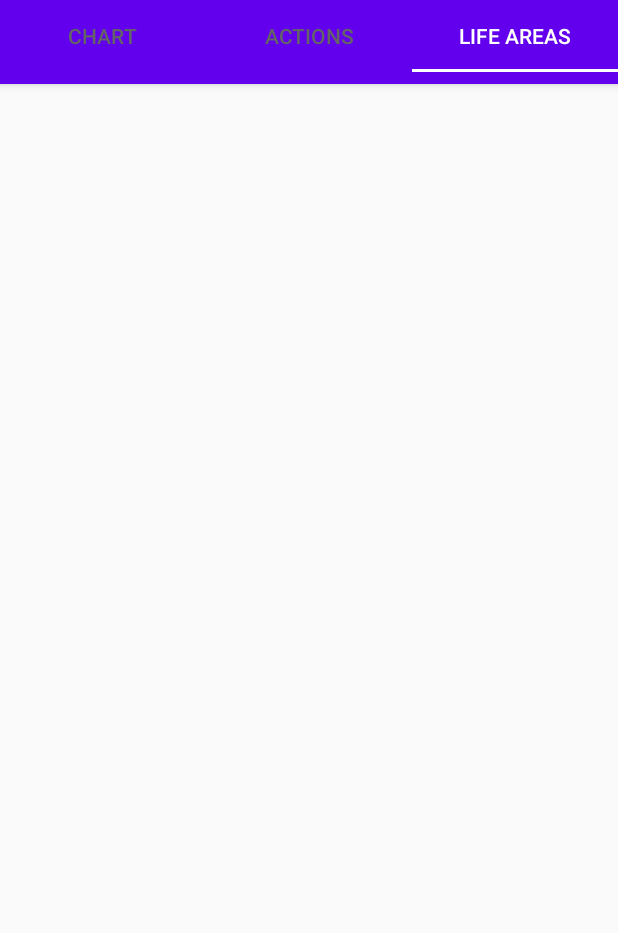
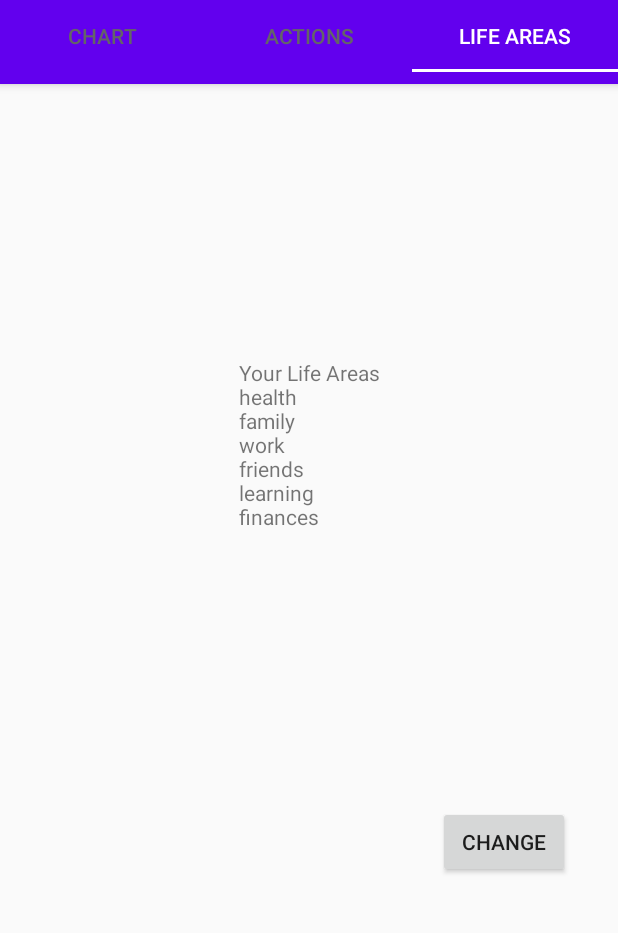
Before and after one commit to TaraPhelan/Assign5, an Android app: the screen it shows after launch (MainActivity), tab 3 chosen, on a phone screen of 412 x 824 dp, the part 84-1017 px from its top. Run offline under Robolectric (Android 15) with nearby library versions, the phone set to English and light mode, and no system bars.

Commit message:
Life Areas tab functionality completed

```diff
--- a/app/src/main/res/layout/fragment_life_areas.xml
+++ b/app/src/main/res/layout/fragment_life_areas.xml
@@ -1,9 +1,124 @@
 <?xml version="1.0" encoding="utf-8"?>
-<LinearLayout xmlns:android="http://schemas.android.com/apk/res/android"
+<androidx.constraintlayout.widget.ConstraintLayout xmlns:android="http://schemas.android.com/apk/res/android"
+    xmlns:app="http://schemas.android.com/apk/res-auto"
     xmlns:tools="http://schemas.android.com/tools"
     android:layout_width="match_parent"
     android:layout_height="match_parent"
-    tools:context=".LifeAreas"
-    android:orientation="vertical">
+    android:orientation="vertical"
+    tools:context=".LifeAreas">
 
-</LinearLayout>
+    <TextView
+        android:id="@+id/displayLifeAreasTextView"
+        android:layout_width="wrap_content"
+        android:layout_height="wrap_content"
+        android:layout_marginStart="32dp"
+        android:layout_marginEnd="32dp"
+        android:text="TextView"
+        app:layout_constraintBottom_toTopOf="@+id/lifeArea1EditText"
+        app:layout_constraintEnd_toEndOf="parent"
+        app:layout_constraintStart_toStartOf="parent"
+        app:layout_constraintTop_toTopOf="parent" />
+
+    <EditText
+        android:id="@+id/lifeArea1EditText"
+        android:layout_width="match_parent"
+        android:layout_height="wrap_content"
+        android:layout_marginStart="32dp"
+        android:layout_marginEnd="32dp"
+        android:ems="10"
+        android:inputType="textPersonName"
+        app:layout_constraintBottom_toTopOf="@+id/lifeArea2EditText"
+        app:layout_constraintEnd_toEndOf="parent"
+        app:layout_constraintStart_toStartOf="parent"
+        app:layout_constraintTop_toBottomOf="@+id/displayLifeAreasTextView" />
+
+    <EditText
+        android:id="@+id/lifeArea2EditText"
+        android:layout_width="match_parent"
+        android:layout_height="wrap_content"
+        android:layout_marginStart="32dp"
+        android:layout_marginEnd="32dp"
+        android:ems="10"
+        android:inputType="textPersonName"
+        app:layout_constraintBottom_toTopOf="@+id/lifeArea3EditText"
+        app:layout_constraintTop_toBottomOf="@+id/lifeArea1EditText"
+        tools:layout_editor_absoluteX="32dp" />
+
+    <EditText
+        android:id="@+id/lifeArea3EditText"
+        android:layout_width="match_parent"
+        android:layout_height="wrap_content"
+        android:layout_marginStart="32dp"
+        android:layout_marginEnd="32dp"
+        android:ems="10"
+        android:inputType="textPersonName"
+        app:layout_constraintBottom_toTopOf="@+id/lifeArea4EditText"
+        app:layout_constraintTop_toBottomOf="@+id/lifeArea2EditText"
+        tools:layout_editor_absoluteX="32dp" />
+
+    <EditText
+        android:id="@+id/lifeArea4EditText"
+        android:layout_width="match_parent"
+        android:layout_height="wrap_content"
+        android:layout_marginStart="32dp"
+        android:layout_marginEnd="32dp"
+        android:ems="10"
+        android:inputType="textPersonName"
+        app:layout_constraintBottom_toTopOf="@+id/lifeArea5EditText"
+        app:layout_constraintTop_toBottomOf="@+id/lifeArea3EditText"
+        tools:layout_editor_absoluteX="32dp" />
+
+    <EditText
+        android:id="@+id/lifeArea5EditText"
+        android:layout_width="match_parent"
+        android:layout_height="wrap_content"
+        android:layout_marginStart="32dp"
+        android:layout_marginEnd="32dp"
+        android:ems="10"
+        android:inputType="textPersonName"
+        app:layout_constraintBottom_toTopOf="@+id/lifeArea6EditText"
+        app:layout_constraintTop_toBottomOf="@+id/lifeArea4EditText"
+        tools:layout_editor_absoluteX="32dp" />
+
+    <EditText
+        android:id="@+id/lifeArea6EditText"
+        android:layout_width="match_parent"
+        android:layout_height="wrap_content"
+        android:layout_marginStart="32dp"
+        android:layout_marginEnd="32dp"
+        android:ems="10"
+        android:inputType="textPersonName"
+        app:layout_constraintBottom_toTopOf="@+id/button"
+        app:layout_constraintTop_toBottomOf="@+id/lifeArea5EditText"
+        tools:layout_editor_absoluteX="32dp" />
+
+    <Button
+        android:id="@+id/button"
+        android:layout_width="wrap_content"
+        android:layout_height="wrap_content"
+        android:layout_marginEnd="32dp"
+        android:text="Save"
+        app:layout_constraintBottom_toTopOf="@+id/button2"
+        app:layout_constraintEnd_toEndOf="parent"
+        app:layout_constraintTop_toBottomOf="@+id/lifeArea6EditText" />
+
+    <Button
+        android:id="@+id/button2"
+        android:layout_width="wrap_content"
+        android:layout_height="wrap_content"
+        android:layout_marginEnd="32dp"
+        android:text="Change"
+        app:layout_constraintBottom_toBottomOf="parent"
+        app:layout_constraintEnd_toEndOf="parent"
+        app:layout_constraintTop_toBottomOf="@+id/button" />
+
+    <Button
+        android:id="@+id/button3"
+        android:layout_width="wrap_content"
+        android:layout_height="wrap_content"
+        android:layout_marginEnd="32dp"
+        android:text="Return to Default"
+        app:layout_constraintBaseline_toBaselineOf="@+id/button"
+        app:layout_constraintEnd_toStartOf="@+id/button" />
+
+</androidx.constraintlayout.widget.ConstraintLayout>
--- a/app/src/main/res/values/strings.xml
+++ b/app/src/main/res/values/strings.xml
@@ -2,6 +2,12 @@
     <string name="app_name">Life Balance</string>
     <string name="actions">Actions</string>
     <string name="chart">Chart</string>
+    <string name="default_life_area_1">health</string>
+    <string name="default_life_area_2">family</string>
+    <string name="default_life_area_3">work</string>
+    <string name="default_life_area_4">friends</string>
+    <string name="default_life_area_5">learning</string>
+    <string name="default_life_area_6">finances</string>
     <string name="empty_string"></string>
     <string name="life_areas">Life Areas</string>
 </resources>
```
Also changed, not shown: app/src/main/java/com/example/sdaassign52021taraphelan/LifeAreas.java (+207 -3 lines).
